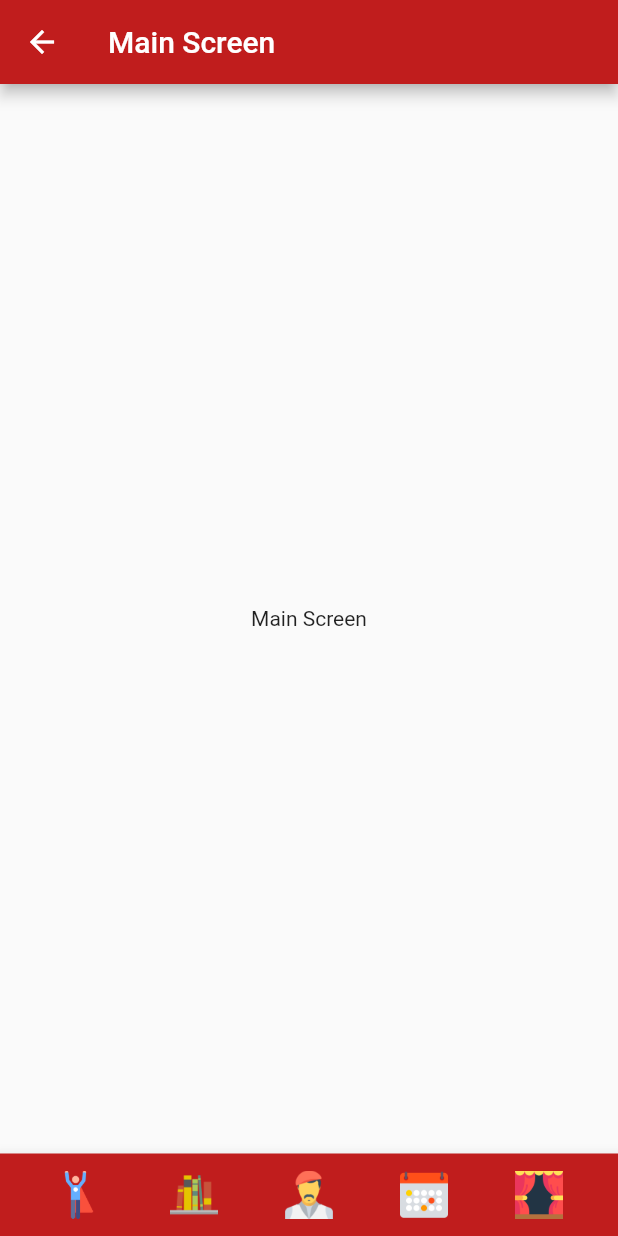
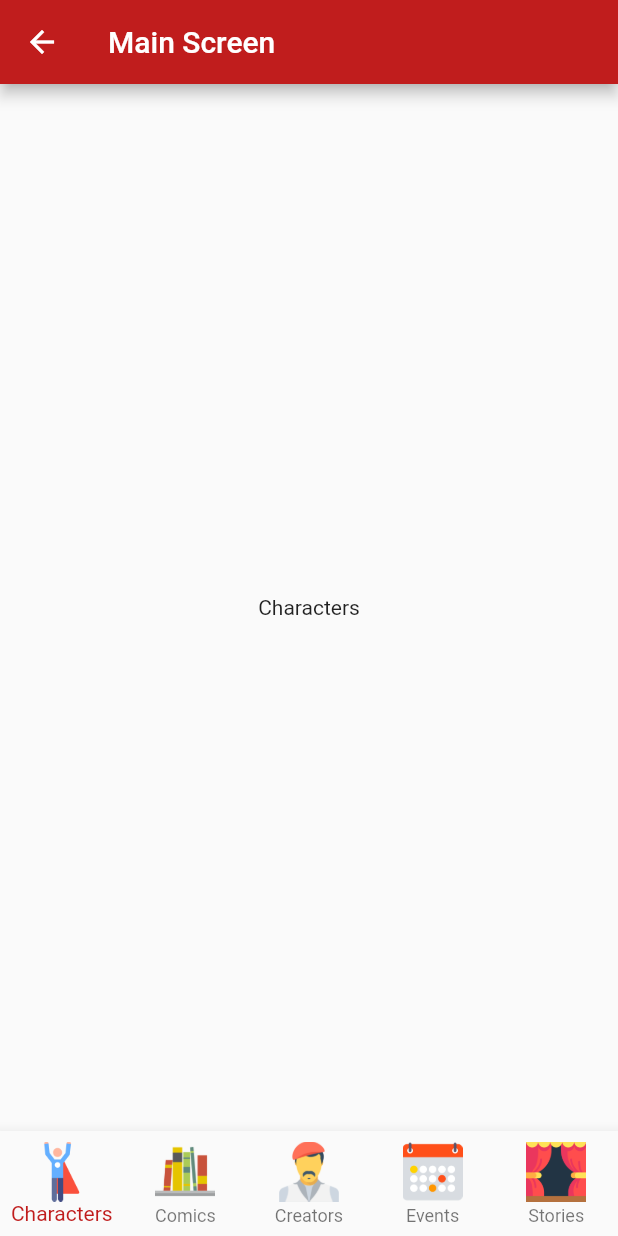
Before and after one commit to X1000V2/flutter-test-marvel-api, a Flutter app: the MainScreen screen opened by its route, on a phone screen of 412 x 824 dp. Run offline on Flutter 3.47's test engine with Material 2 defaults, Android fonts, the phone set to English and light mode, and no system bars; our stand-ins replace flare_flutter.

Commit message:
Replaced bottom button icons for BottomNavigationBar.

```diff
--- a/lib/common/resources/StringsConstants.dart
+++ b/lib/common/resources/StringsConstants.dart
@@ -1,4 +1,11 @@
 class StringsConstants{
 
   static const String MAIN_SCREEN_TITLE = "Main Screen";
+
+  //Main Screen
+  static const String MAIN_SCREEN_CHARACTERS = "Characters";
+  static const String MAIN_SCREEN_COMICS = "Comics";
+  static const String MAIN_SCREEN_CREATORS = "Creators";
+  static const String MAIN_SCREEN_EVENTS = "Events";
+  static const String MAIN_SCREEN_STORIES = "Stories";
 }
--- a/lib/mainScreen/BottomBar.dart
+++ /dev/null
@@ -1,44 +0,0 @@
-import 'package:flutter/material.dart';
-import 'package:flutter_test_marvel_api/common/icons/CustomIcons.dart';
-import 'package:flutter_test_marvel_api/common/resources/CustomColors.dart';
-
-class BottomBar extends StatelessWidget{
-
-  @override
-  Widget build(BuildContext context) {
-
-    return Container(
-      height: 55.0,
-      child: BottomAppBar(
-        color: Color(CustomColors.COLOR_RED),
-        child: Row(
-          mainAxisAlignment: MainAxisAlignment.spaceEvenly,
-          children: <Widget>[
-            IconButton(
-              icon: Image.asset(CustomIcons.ICON_CHARACTER),
-              onPressed: () {},
-            ),
-            IconButton(
-              icon: Image.asset(CustomIcons.ICON_COMIC),
-              onPressed: () {},
-            ),
-            IconButton(
-              icon: Image.asset(CustomIcons.ICON_CREATOR),
-              onPressed: () {},
-            ),
-            IconButton(
-              icon: Image.asset(CustomIcons.ICON_EVENT),
-              onPressed: () {},
-            ),
-            IconButton(
-              icon: Image.asset(CustomIcons.ICON_STORY),
-              onPressed: () {},
-            )
-          ],
-        ),
-      ),
-    );
-  }
-
-
-}
--- a/lib/mainScreen/MainScreen.dart
+++ b/lib/mainScreen/MainScreen.dart
@@ -1,23 +1,74 @@
-
 import 'package:flutter/material.dart';
+import 'package:flutter_test_marvel_api/common/icons/CustomIcons.dart';
 import 'package:flutter_test_marvel_api/common/resources/CustomColors.dart';
 import 'package:flutter_test_marvel_api/common/resources/StringsConstants.dart';
-import 'package:flutter_test_marvel_api/mainScreen/BottomBar.dart';
 
-class MainScreen extends StatelessWidget{
+class MainScreen extends StatefulWidget {
+  @override
+  State<StatefulWidget> createState() {
+    return MainScreenState();
+  }
+}
+
+class MainScreenState extends State<MainScreen> {
+
+  int bottomNavigationBarIndex = 0;
+
+  final List<Widget> listScreen = [
+    Text("Characters"),
+    Text("Comics"),
+    Text("Creators"),
+    Text("Events"),
+    Text("Stories"),
+  ];
+
   @override
   Widget build(BuildContext context) {
-
     return Scaffold(
       appBar: AppBar(
         backgroundColor: Color(CustomColors.COLOR_RED),
         title: Text(StringsConstants.MAIN_SCREEN_TITLE),
       ),
       body: Center(
-			child: Text(StringsConstants.MAIN_SCREEN_TITLE),
+        child: listScreen[bottomNavigationBarIndex],
       ),
-    bottomNavigationBar: BottomBar(),
+      bottomNavigationBar: BottomNavigationBar(
+        type: BottomNavigationBarType.fixed,
+        fixedColor: Color(CustomColors.COLOR_RED),
+        currentIndex: bottomNavigationBarIndex, // this will be set when a new tab is tapped
+        onTap: (int index){
+          setState(() {
+            bottomNavigationBarIndex = index;
+          });
+        },
+        items: [
+          BottomNavigationBarItem(
+            icon: Image.asset(CustomIcons.ICON_CHARACTER,
+                width: 40.0, height: 40.0),
+            title: new Text(StringsConstants.MAIN_SCREEN_CHARACTERS),
+          ),
+          BottomNavigationBarItem(
+            icon:
+                Image.asset(CustomIcons.ICON_COMIC, width: 40.0, height: 40.0),
+            title: new Text(StringsConstants.MAIN_SCREEN_COMICS),
+          ),
+          BottomNavigationBarItem(
+            icon: Image.asset(CustomIcons.ICON_CREATOR,
+                width: 40.0, height: 40.0),
+            title: new Text(StringsConstants.MAIN_SCREEN_CREATORS),
+          ),
+          BottomNavigationBarItem(
+            icon:
+                Image.asset(CustomIcons.ICON_EVENT, width: 40.0, height: 40.0),
+            title: new Text(StringsConstants.MAIN_SCREEN_EVENTS),
+          ),
+          BottomNavigationBarItem(
+            icon:
+                Image.asset(CustomIcons.ICON_STORY, width: 40.0, height: 40.0),
+            title: new Text(StringsConstants.MAIN_SCREEN_STORIES),
+          ),
+        ],
+      ),
     );
   }
-
 }
```
Lines whose indentation alone changed are shown as unchanged.
